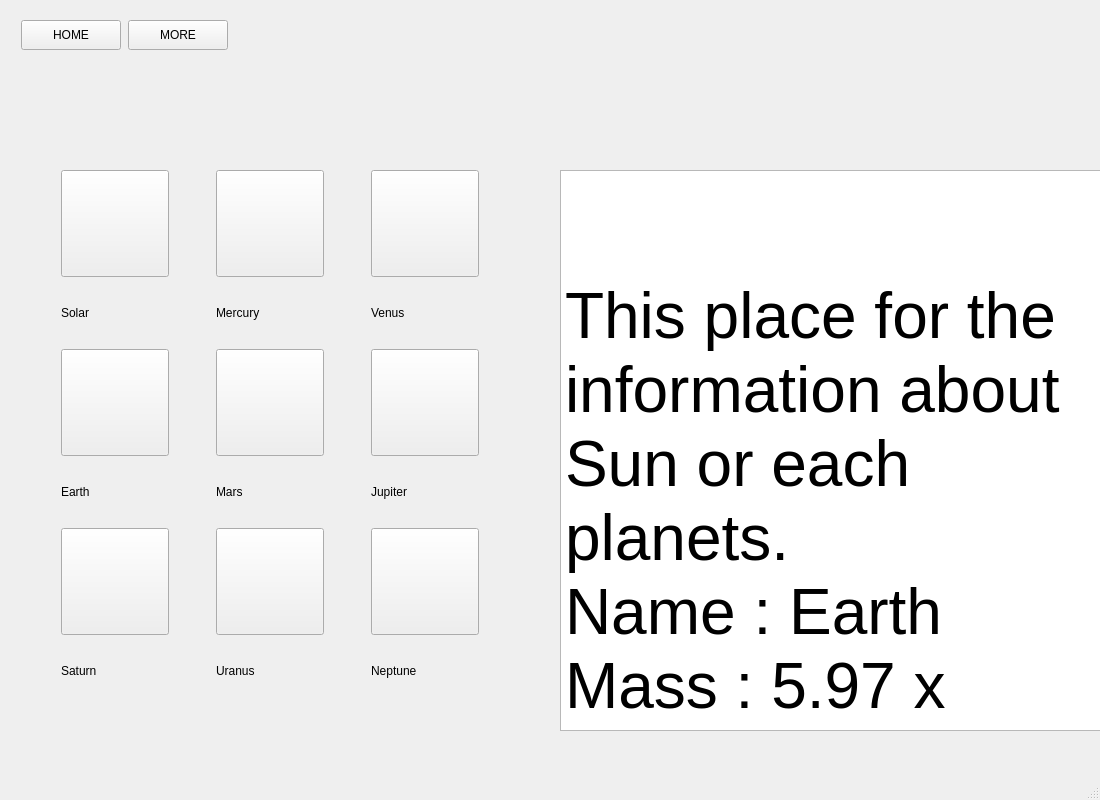
Qt form info.ui (doremissong/simpleSolarSystem) before a commit.
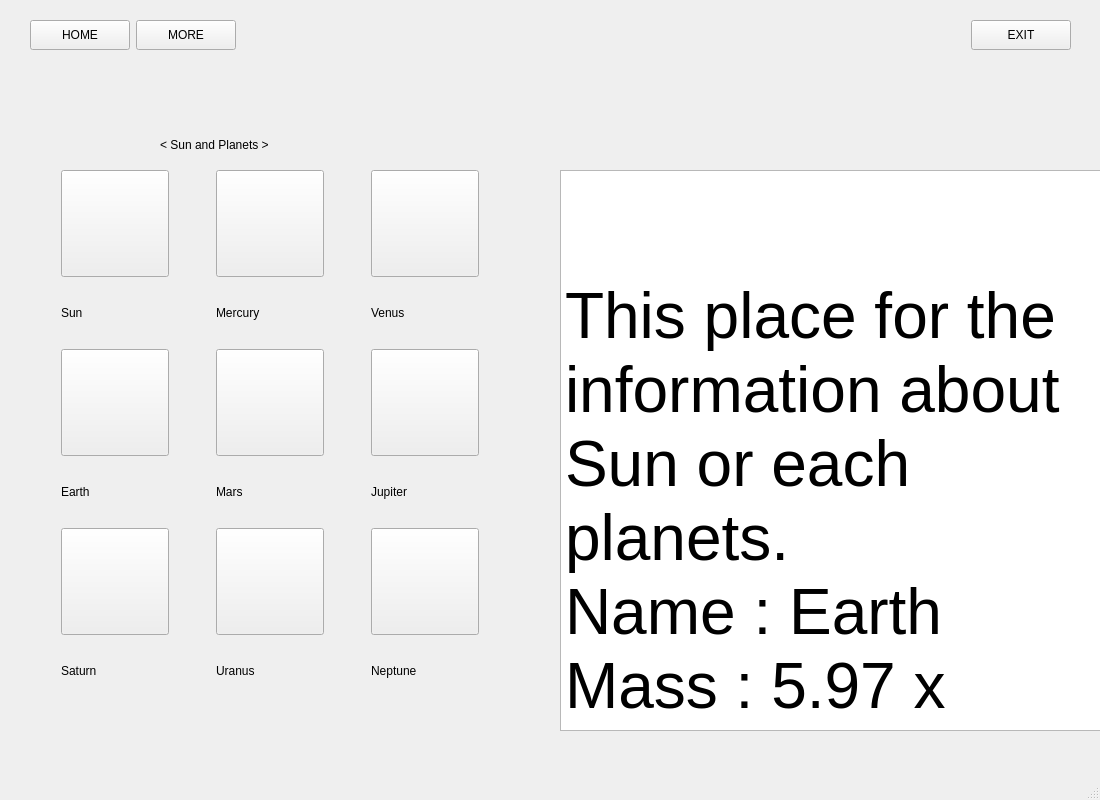
The same form after that commit. Icons and pictures are not drawn.

```diff
--- a/info.ui
+++ b/info.ui
@@ -44,9 +44,9 @@
    <widget class="QWidget" name="horizontalLayoutWidget">
     <property name="geometry">
      <rect>
-      <x>20</x>
+      <x>30</x>
       <y>0</y>
-      <width>209</width>
+      <width>1041</width>
       <height>71</height>
      </rect>
     </property>
@@ -89,6 +89,38 @@
        </property>
       </widget>
      </item>
+     <item>
+      <spacer name="horizontalSpacer_2">
+       <property name="orientation">
+        <enum>Qt::Horizontal</enum>
+       </property>
+       <property name="sizeHint" stdset="0">
+        <size>
+         <width>40</width>
+         <height>20</height>
+        </size>
+       </property>
+      </spacer>
+     </item>
+     <item>
+      <widget class="QPushButton" name="btn_exit">
+       <property name="minimumSize">
+        <size>
+         <width>100</width>
+         <height>30</height>
+        </size>
+       </property>
+       <property name="maximumSize">
+        <size>
+         <width>100</width>
+         <height>30</height>
+        </size>
+       </property>
+       <property name="text">
+        <string>EXIT</string>
+       </property>
+      </widget>
+     </item>
     </layout>
    </widget>
    <widget class="QWidget" name="layoutWidget">
@@ -340,7 +372,7 @@
      <item row="1" column="0">
       <widget class="QLabel" name="label_sun">
        <property name="text">
-        <string>Solar</string>
+        <string>Sun</string>
        </property>
       </widget>
      </item>
@@ -380,6 +412,31 @@
 &lt;p style=&quot; margin-top:0px; margin-bottom:0px; margin-left:0px; margin-right:0px; -qt-block-indent:0; text-indent:0px;&quot;&gt;&lt;a href=&quot;https://m.blog.naver.com/PostView.naver?isHttpsRedirect=true&amp;amp;blogId=smilewhj&amp;amp;logNo=221066089544&quot;&gt;&lt;span style=&quot; text-decoration: underline; color:#0000ff;&quot;&gt;「Python : PyQt5」 QTextBrowser : 네이버 블로그 (naver.com)&lt;/span&gt;&lt;/a&gt;&lt;/p&gt;&lt;/body&gt;&lt;/html&gt;</string>
     </property>
    </widget>
+   <widget class="QLabel" name="label">
+    <property name="geometry">
+     <rect>
+      <x>160</x>
+      <y>130</y>
+      <width>220</width>
+      <height>30</height>
+     </rect>
+    </property>
+    <property name="minimumSize">
+     <size>
+      <width>0</width>
+      <height>30</height>
+     </size>
+    </property>
+    <property name="maximumSize">
+     <size>
+      <width>16777215</width>
+      <height>30</height>
+     </size>
+    </property>
+    <property name="text">
+     <string> &lt; Sun and Planets &gt;</string>
+    </property>
+   </widget>
   </widget>
   <widget class="QMenuBar" name="menubar">
    <property name="geometry">
```
Left out of the diff: 16 changed lines with no effect on the pictures.
